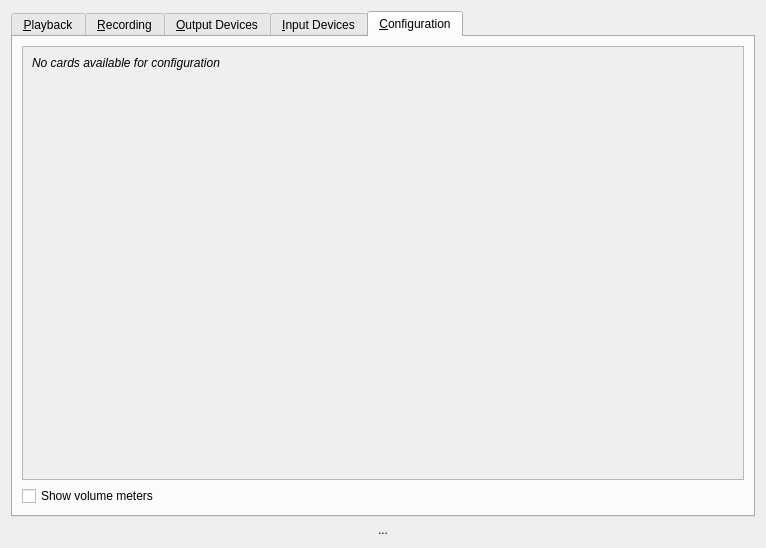
lxqt/pavucontrol-qt, file src/mainwindow.ui: the form before one commit.
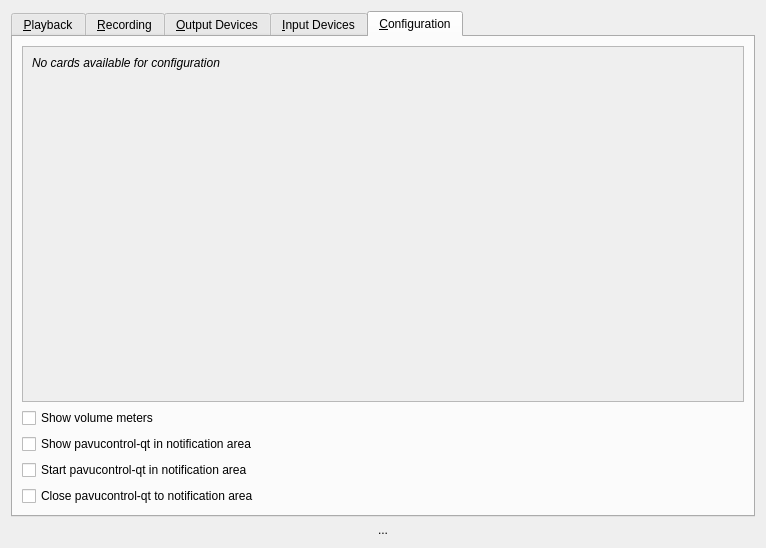
The form after the commit. The open tabs and pages were chosen to show the change. Icons and pictures are not drawn.

Commit message: [Systray] Add UI elements and basic config logic (no dynamic toggling) 	modified:   src/mainwindow.cc 	modified:   src/mainwindow.h 	modified:   src/mainwindow.ui 	modified:   src/pavucontrol.cc

Diff of the .ui file:
```diff
--- a/src/mainwindow.ui
+++ b/src/mainwindow.ui
@@ -337,7 +337,28 @@
          </property>
         </widget>
        </item>
-      </layout>
+       <item>
+        <widget class="QCheckBox" name="enableSystrayCheckButton">
+         <property name="text">
+          <string>Show pavucontrol-qt in notification area</string>
+         </property>
+        </widget>
+       </item>
+       <item>
+        <widget class="QCheckBox" name="startInSystrayCheckButton">
+         <property name="text">
+          <string>Start pavucontrol-qt in notification area</string>
+         </property>
+        </widget>
+       </item>
+       <item>
+        <widget class="QCheckBox" name="closeToSystrayCheckButton">
+         <property name="text">
+          <string>Close pavucontrol-qt to notification area</string>
+         </property>
+        </widget>
+       </item>
+       </layout>
      </widget>
     </widget>
    </item>
```
The commit also changes 3 other files.
